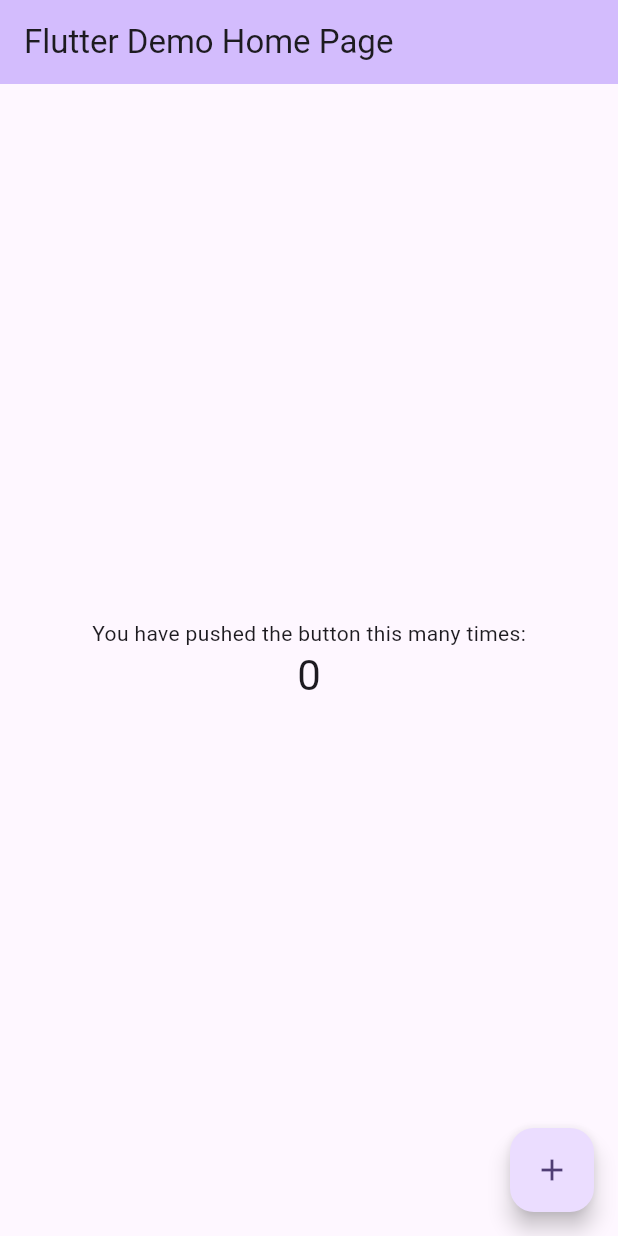
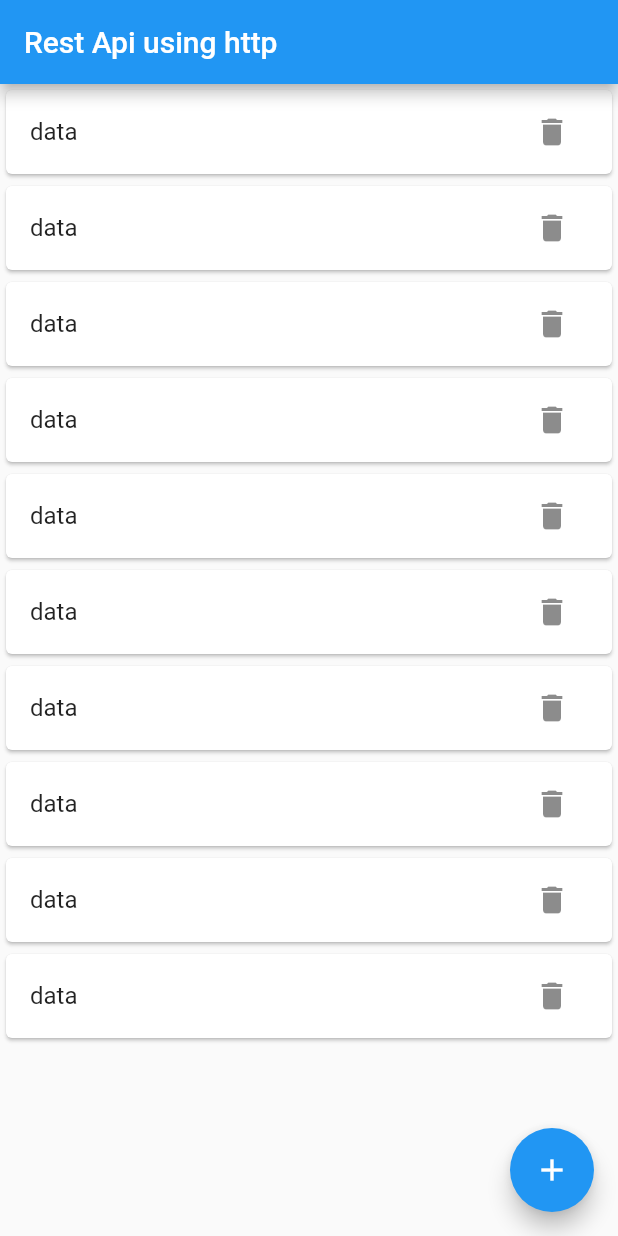
Before and after one commit to Pradipjadav05/rest_api_http, a Flutter app: the screen it shows after launch, on a phone screen of 412 x 824 dp. Run offline on Flutter 3.47's test engine with Material 2 defaults, Android fonts, the phone set to English and light mode, and no system bars.

Commit message:
design changes

```diff
--- a/lib/main.dart
+++ b/lib/main.dart
@@ -1,4 +1,4 @@
-import 'package:flutter/material.dart';
+import "package:flutter/material.dart";
 
 void main() {
   runApp(const MyApp());
@@ -7,119 +7,61 @@ void main() {
 class MyApp extends StatelessWidget {
   const MyApp({super.key});
 
-  // This widget is the root of your application.
   @override
   Widget build(BuildContext context) {
-    return MaterialApp(
-      title: 'Flutter Demo',
-      theme: ThemeData(
-        // This is the theme of your application.
-        //
-        // TRY THIS: Try running your application with "flutter run". You'll see
-        // the application has a blue toolbar. Then, without quitting the app,
-        // try changing the seedColor in the colorScheme below to Colors.green
-        // and then invoke "hot reload" (save your changes or press the "hot
-        // reload" button in a Flutter-supported IDE, or press "r" if you used
-        // the command line to start the app).
-        //
-        // Notice that the counter didn't reset back to zero; the application
-        // state is not lost during the reload. To reset the state, use hot
-        // restart instead.
-        //
-        // This works for code too, not just values: Most code changes can be
-        // tested with just a hot reload.
-        colorScheme: ColorScheme.fromSeed(seedColor: Colors.deepPurple),
-        useMaterial3: true,
-      ),
-      home: const MyHomePage(title: 'Flutter Demo Home Page'),
+    return const MaterialApp(
+      title: "Rest api using http",
+      home: Home(),
     );
   }
 }
 
-class MyHomePage extends StatefulWidget {
-  const MyHomePage({super.key, required this.title});
-
-  // This widget is the home page of your application. It is stateful, meaning
-  // that it has a State object (defined below) that contains fields that affect
-  // how it looks.
-
-  // This class is the configuration for the state. It holds the values (in this
-  // case the title) provided by the parent (in this case the App widget) and
-  // used by the build method of the State. Fields in a Widget subclass are
-  // always marked "final".
-
-  final String title;
+class Home extends StatefulWidget {
+  const Home({super.key});
 
   @override
-  State<MyHomePage> createState() => _MyHomePageState();
+  State<Home> createState() => _HomeState();
 }
 
-class _MyHomePageState extends State<MyHomePage> {
-  int _counter = 0;
-
-  void _incrementCounter() {
-    setState(() {
-      // This call to setState tells the Flutter framework that something has
-      // changed in this State, which causes it to rerun the build method below
-      // so that the display can reflect the updated values. If we changed
-      // _counter without calling setState(), then the build method would not be
-      // called again, and so nothing would appear to happen.
-      _counter++;
-    });
+class _HomeState extends State<Home> {
+  Future<void> getData() async {
+    // return await;
   }
 
   @override
   Widget build(BuildContext context) {
-    // This method is rerun every time setState is called, for instance as done
-    // by the _incrementCounter method above.
-    //
-    // The Flutter framework has been optimized to make rerunning build methods
-    // fast, so that you can just rebuild anything that needs updating rather
-    // than having to individually change instances of widgets.
     return Scaffold(
       appBar: AppBar(
-        // TRY THIS: Try changing the color here to a specific color (to
-        // Colors.amber, perhaps?) and trigger a hot reload to see the AppBar
-        // change color while the other colors stay the same.
-        backgroundColor: Theme.of(context).colorScheme.inversePrimary,
-        // Here we take the value from the MyHomePage object that was created by
-        // the App.build method, and use it to set our appbar title.
-        title: Text(widget.title),
+        title: const Text("Rest Api using http"),
       ),
-      body: Center(
-        // Center is a layout widget. It takes a single child and positions it
-        // in the middle of the parent.
-        child: Column(
-          // Column is also a layout widget. It takes a list of children and
-          // arranges them vertically. By default, it sizes itself to fit its
-          // children horizontally, and tries to be as tall as its parent.
-          //
-          // Column has various properties to control how it sizes itself and
-          // how it positions its children. Here we use mainAxisAlignment to
-          // center the children vertically; the main axis here is the vertical
-          // axis because Columns are vertical (the cross axis would be
-          // horizontal).
-          //
-          // TRY THIS: Invoke "debug painting" (choose the "Toggle Debug Paint"
-          // action in the IDE, or press "p" in the console), to see the
-          // wireframe for each widget.
-          mainAxisAlignment: MainAxisAlignment.center,
-          children: <Widget>[
-            const Text(
-              'You have pushed the button this many times:',
-            ),
-            Text(
-              '$_counter',
-              style: Theme.of(context).textTheme.headlineMedium,
-            ),
-          ],
-        ),
+      body: FutureBuilder(
+        future: getData(),
+        builder: (context, snapshot) {
+          if (snapshot.connectionState == ConnectionState.waiting) {
+            return const CircularProgressIndicator();
+          } else if (snapshot.hasError) {
+            return Text("Error: ${snapshot.hasError}");
+          }
+          return ListView.builder(
+            itemBuilder: (context, index) {
+              return Card(
+                child: ListTile(
+                  title: const Text("data"),
+                  trailing: IconButton(
+                    onPressed: () {},
+                    icon: const Icon(Icons.delete),
+                  ),
+                ),
+              );
+            },
+            itemCount: 10,
+          );
+        },
       ),
       floatingActionButton: FloatingActionButton(
-        onPressed: _incrementCounter,
-        tooltip: 'Increment',
+        onPressed: () {},
         child: const Icon(Icons.add),
-      ), // This trailing comma makes auto-formatting nicer for build methods.
+      ),
     );
   }
 }
```
Also changed, not shown: lib/model/posts_model.dart (added, +31 -0 lines).
